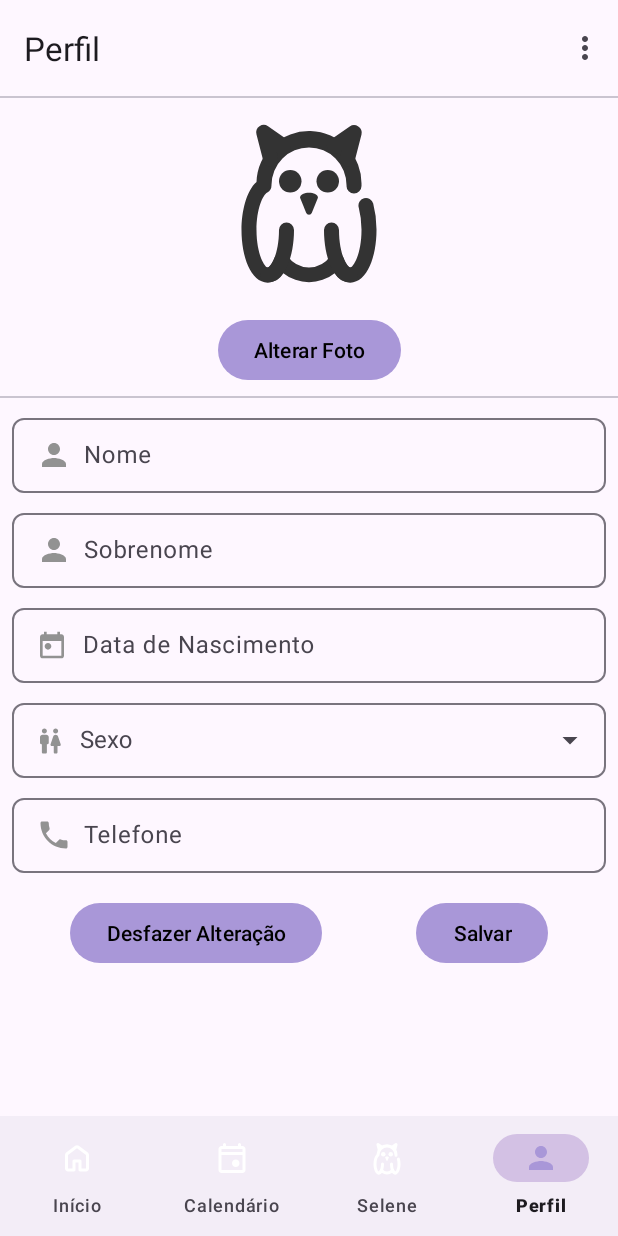
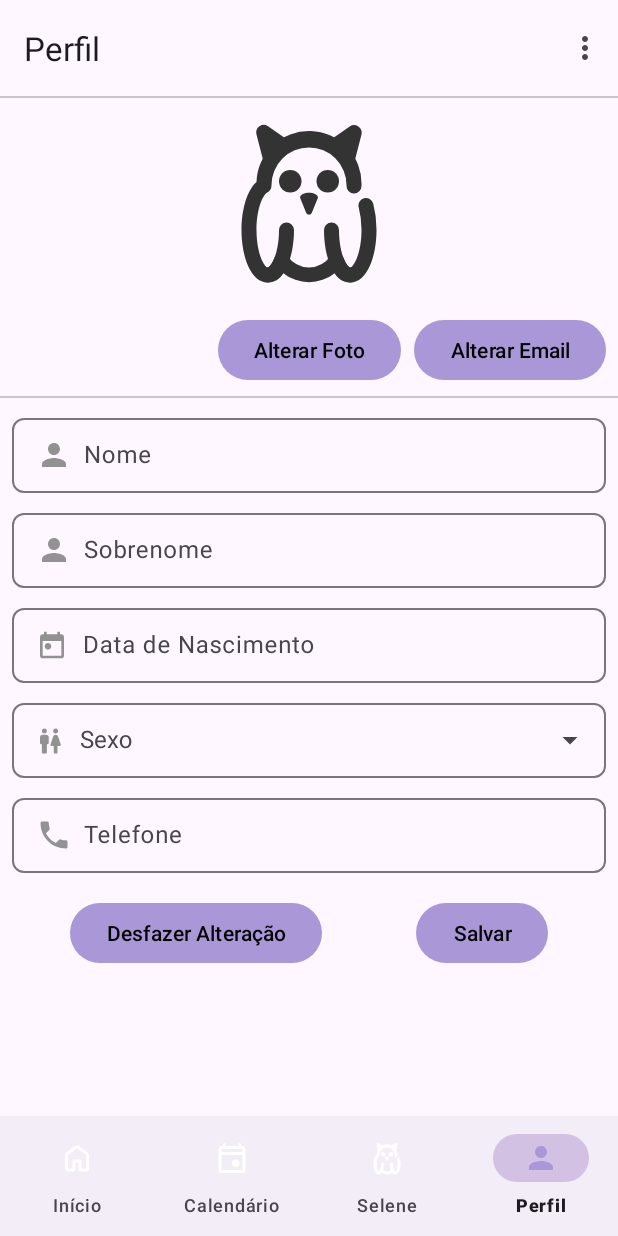
Before and after one commit to lordx-gabs/OwlAgenda, an Android app: the ProfileFragment screen opened through its navigation route, on a phone screen of 412 x 824 dp. Run offline under Robolectric (Android 15) with nearby library versions, the light colour scheme and no system bars; our stand-ins replace Firebase (no records; nobody signed in at launch, a user with empty details on screens opened directly), navigation-ui; libraries missing offline, so code that uses them is left out: com.facebook, com.yalantis.ucrop; Roboto replaces fonts that are not available here; 1 statement that could not run was skipped.

Commit message:
tela do gui

```diff
--- a/app/src/main/java/com/example/owlagenda/ui/inicio/InicioFragment.java
+++ b/app/src/main/java/com/example/owlagenda/ui/inicio/InicioFragment.java
@@ -69,6 +69,7 @@ public class InicioFragment extends Fragment {
                 binding.loadingHome.setVisibility(View.GONE);
             }
         });
+
 
         inicioViewModel.getTasksByNotCompleted(FirebaseAuth.getInstance()
                 .getCurrentUser().getUid()).observe(getViewLifecycleOwner(), tasks -> {
--- a/app/src/main/java/com/example/owlagenda/ui/profile/ProfileFragment.java
+++ b/app/src/main/java/com/example/owlagenda/ui/profile/ProfileFragment.java
@@ -37,6 +37,7 @@ import com.example.owlagenda.R;
 import com.example.owlagenda.data.models.User;
 import com.example.owlagenda.data.models.UserViewModel;
 import com.example.owlagenda.databinding.FragmentProfileBinding;
+import com.example.owlagenda.ui.resetemail.ResetEmail;
 import com.example.owlagenda.util.FormatPhoneNumber;
 import com.example.owlagenda.util.NetworkUtil;
 import com.google.android.material.bottomsheet.BottomSheetDialog;
@@ -135,6 +136,8 @@ public class ProfileFragment extends Fragment {
                 binding.barraCarregandoProfile.setVisibility(View.GONE);
             }
         });
+
+        binding.btnUpdateEmail.setOnClickListener(v -> startActivity(new Intent(getActivity(), ResetEmail.class)));
 
         NetworkUtil.registerNetworkCallback(getContext(), new ConnectivityManager.NetworkCallback() {
             @Override
--- a/app/src/main/java/com/example/owlagenda/util/MyApplication.java
+++ b/app/src/main/java/com/example/owlagenda/util/MyApplication.java
@@ -11,11 +11,14 @@ import android.provider.Settings;
 import android.util.Log;
 
 import androidx.appcompat.app.AppCompatDelegate;
+import androidx.lifecycle.ViewModelProvider;
 
 import com.example.owlagenda.R;
+import com.example.owlagenda.data.models.UserViewModel;
 import com.google.firebase.database.FirebaseDatabase;
 
 public class MyApplication extends Application {
+    private UserViewModel viewModel;
     @Override
     public void onCreate() {
         super.onCreate();
@@ -27,6 +30,7 @@ public class MyApplication extends Application {
         );
 
         NotificationUtil.createNotificationChannel(getApplicationContext());
+
 
         if (Build.VERSION.SDK_INT >= Build.VERSION_CODES.S) {
             if (!isExactAlarmPermissionGranted()) {
--- a/app/src/main/res/layout/fragment_profile.xml
+++ b/app/src/main/res/layout/fragment_profile.xml
@@ -252,6 +252,16 @@
 
             </com.google.android.material.textfield.TextInputLayout>
 
+            <Button
+                android:id="@+id/btn_update_email"
+                android:layout_width="wrap_content"
+                android:layout_height="wrap_content"
+                android:layout_marginTop="16dp"
+                android:text="Alterar Email"
+                app:layout_constraintEnd_toEndOf="parent"
+                app:layout_constraintStart_toEndOf="@+id/btn_change_photo"
+                app:layout_constraintTop_toBottomOf="@+id/image_photo_profile" />
+
         </androidx.constraintlayout.widget.ConstraintLayout>
 
 
```
Also changed, not shown: app/src/main/java/com/example/owlagenda/ui/resetemail/ResetEmail.java (+43 -1 lines), app/src/main/java/com/example/owlagenda/ui/resetemail/UpdateEmailViewModel.java (added, +36 -0 lines).
